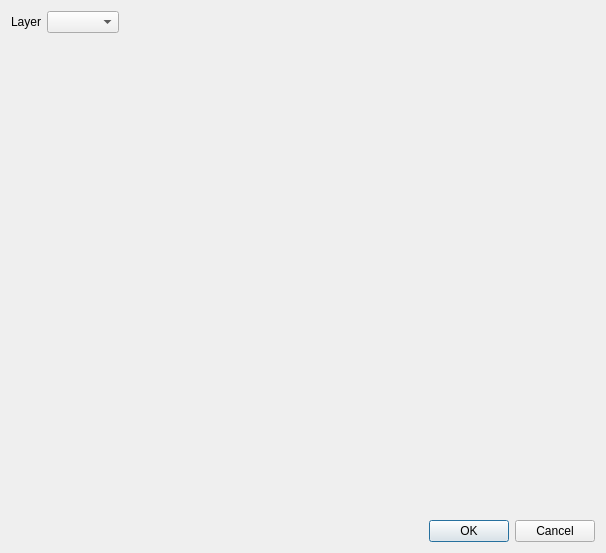
First picture: the form in ui/analysis/histogram.ui, repository Gustry/GeoHealth, before the edit.
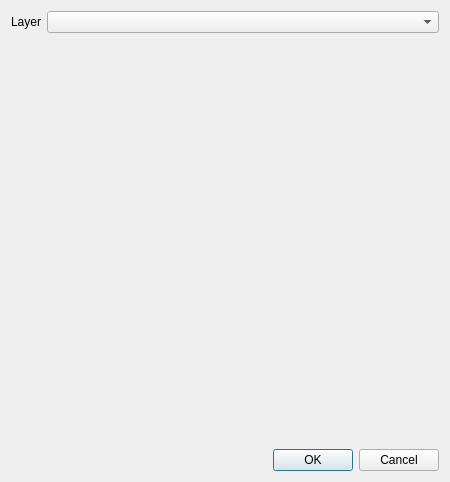
Second picture: the form after the edit.

```diff
--- a/ui/analysis/histogram.ui
+++ b/ui/analysis/histogram.ui
@@ -1,13 +1,13 @@
 <?xml version="1.0" encoding="UTF-8"?>
 <ui version="4.0">
  <class>Histogram</class>
- <widget class="QDialog" name="Histogram">
+ <widget class="QWidget" name="Histogram">
   <property name="geometry">
    <rect>
     <x>0</x>
     <y>0</y>
-    <width>606</width>
-    <height>553</height>
+    <width>450</width>
+    <height>482</height>
    </rect>
   </property>
   <property name="windowTitle">
@@ -27,7 +27,14 @@
       </widget>
      </item>
      <item row="0" column="1">
-      <widget class="QComboBox" name="cbx_layer"/>
+      <widget class="QComboBox" name="cbx_layer">
+       <property name="sizePolicy">
+        <sizepolicy hsizetype="MinimumExpanding" vsizetype="Fixed">
+         <horstretch>0</horstretch>
+         <verstretch>0</verstretch>
+        </sizepolicy>
+       </property>
+      </widget>
      </item>
     </layout>
    </item>
```
